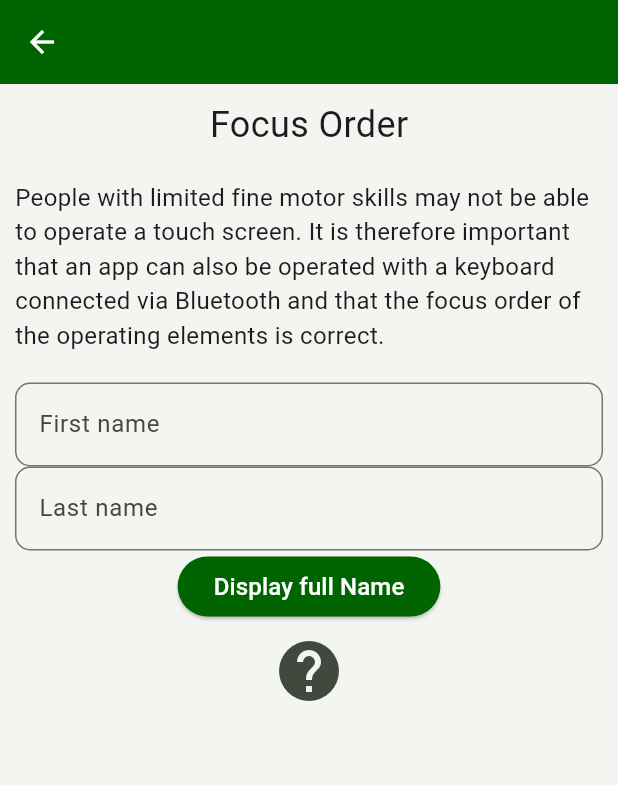
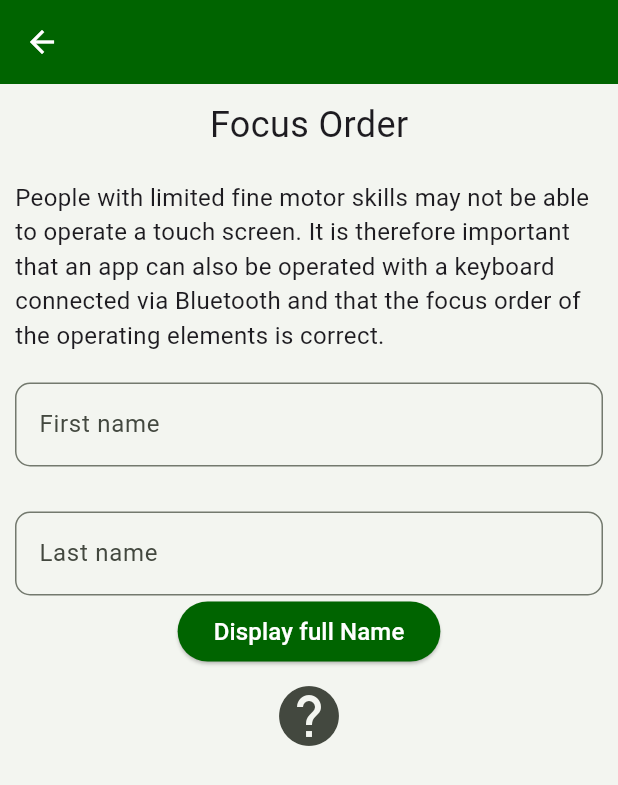
Before and after one commit to petra1/a_demonstration, a Flutter app: the TabOrder screen opened directly, on a phone screen of 412 x 824 dp. Shown: the top 785 px of the screen. Run offline on Flutter 3.47's test engine with Material 3 defaults, Android fonts, the phone set to English and light mode, and no system bars; our stand-ins replace webview_flutter.

Commit message:
In the focus Order screen a vertical space was inserted between the two TextFields

```diff
--- a/lib/widgets/focus_group.dart
+++ b/lib/widgets/focus_group.dart
@@ -37,6 +37,7 @@ class _FocusGroupState extends State<FocusGroup> {
               ),
             ),
           ),
+          const SizedBox(height: 30.0),
           FocusTraversalOrder(
             order: NumericFocusOrder(2.0),
             child: TextField(
```
Also changed, not shown: lib/widgets/main_drawer.dart (line endings or trailing spaces).
